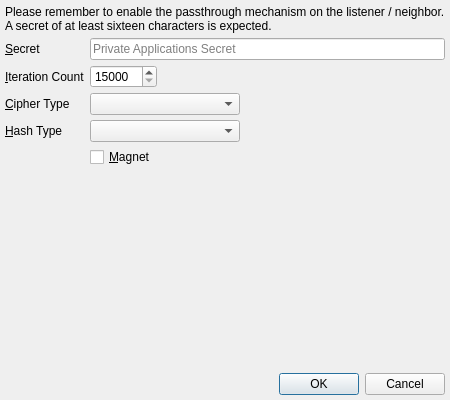
Old version of the form branches/trunk/UI/spot-on-private-application-credentials.ui in the repository textbrowser/spot-on.
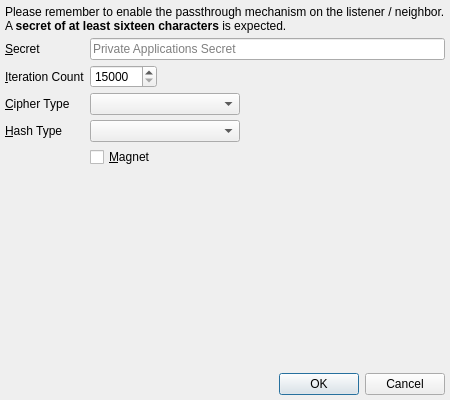
New version of the form. Icons and pictures are not drawn.

The edit to the form file:
```diff
--- a/branches/trunk/UI/spot-on-private-application-credentials.ui
+++ b/branches/trunk/UI/spot-on-private-application-credentials.ui
@@ -33,7 +33,7 @@
    <item>
     <widget class="QLabel" name="label_5">
      <property name="text">
-      <string>Please remember to enable the passthrough mechanism on the listener / neighbor. A secret of at least sixteen characters is expected.</string>
+      <string>&lt;html&gt;&lt;head/&gt;&lt;body&gt;&lt;p&gt;Please remember to enable the passthrough mechanism on the listener / neighbor. A &lt;span style=&quot; font-weight:600;&quot;&gt;secret of at least sixteen characters&lt;/span&gt; is expected.&lt;/p&gt;&lt;/body&gt;&lt;/html&gt;</string>
      </property>
      <property name="wordWrap">
       <bool>true</bool>
```
